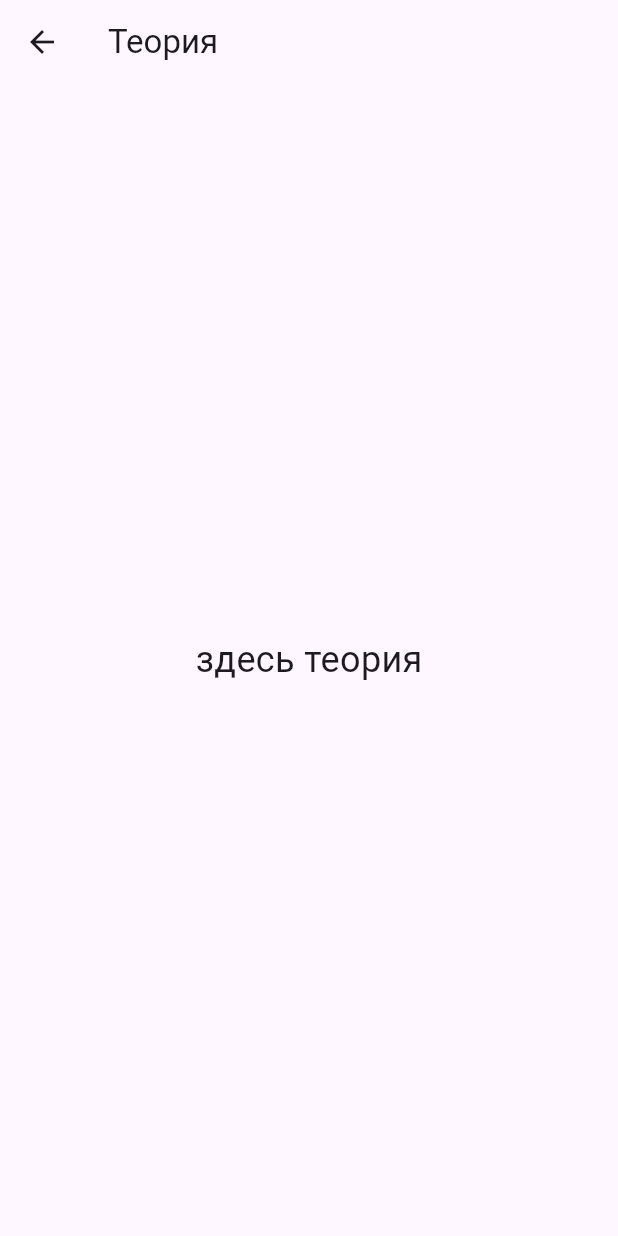
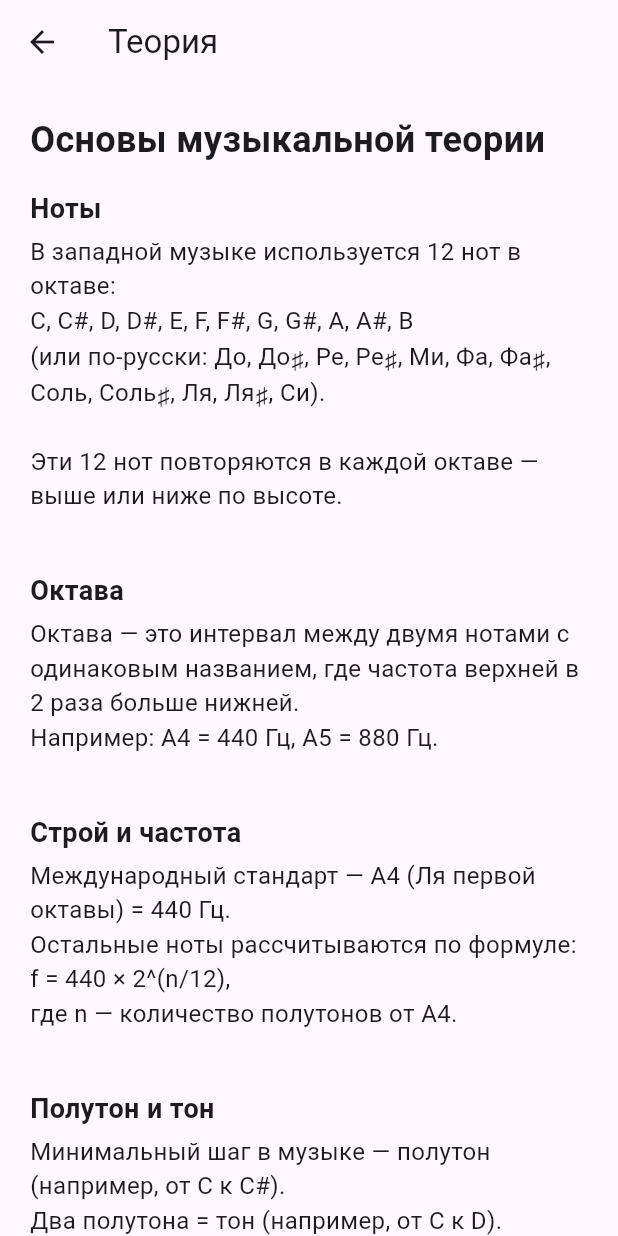
Before and after one commit to OGonThaBlock/CourseProject7sem, a Flutter app: the TheoryPage screen opened directly, on a phone screen of 412 x 824 dp. Run offline on Flutter 3.47's test engine with Material 3 defaults, Android fonts, the phone set to English and light mode, and no system bars; our stand-ins replace just_audio, permission_handler, webview_flutter.

Commit message:
Addin theory

```diff
--- a/lib/main.dart
+++ b/lib/main.dart
@@ -43,6 +43,7 @@ class MyApp extends StatelessWidget {
   Widget build(BuildContext context) {
     return MaterialApp(
       home: const HomePage(),
+      debugShowCheckedModeBanner: false,
     );
   }
 }
@@ -380,12 +381,60 @@ class TheoryPage extends StatelessWidget {
   Widget build(BuildContext context) {
     return Scaffold(
       appBar: AppBar(title: const Text("Теория")),
-      body: const Center(
-        child: Text(
-          "здесь теория",
-          style: TextStyle(fontSize: 24),
+      body: SingleChildScrollView(
+        padding: const EdgeInsets.all(20),
+        child: Column(
+          crossAxisAlignment: CrossAxisAlignment.start,
+          children: [
+            const Text(
+              "Основы музыкальной теории",
+              style: TextStyle(fontSize: 24, fontWeight: FontWeight.bold),
+            ),
+            const SizedBox(height: 16),
+            _buildSection("Ноты", """
+В западной музыке используется 12 нот в октаве:
+C, C#, D, D#, E, F, F#, G, G#, A, A#, B
+(или по-русски: До, До♯, Ре, Ре♯, Ми, Фа, Фа♯, Соль, Соль♯, Ля, Ля♯, Си).
+
+Эти 12 нот повторяются в каждой октаве — выше или ниже по высоте.
+"""),
+            _buildSection("Октава", """
+Октава — это интервал между двумя нотами с одинаковым названием, где частота верхней в 2 раза больше нижней.
+Например: A4 = 440 Гц, A5 = 880 Гц.
+"""),
+            _buildSection("Строй и частота", """
+Международный стандарт — A4 (Ля первой октавы) = 440 Гц.
+Остальные ноты рассчитываются по формуле:
+f = 440 × 2^(n/12),
+где n — количество полутонов от A4.
+"""),
+            _buildSection("Полутон и тон", """
+Минимальный шаг в музыке — полутон (например, от C к C#).
+Два полутона = тон (например, от C к D).
+"""),
+            _buildSection("Диез (♯) и бемоль (♭)", """
+- Диез (♯) — повышает ноту на полутон (C → C♯).
+- Бемоль (♭) — понижает на полутон (D → D♭).
+C♯ и D♭ — это одна и та же высота (энгармонизм).
+"""),
+          ],
         ),
       ),
+    );
+  }
+
+  Widget _buildSection(String title, String content) {
+    return Column(
+      crossAxisAlignment: CrossAxisAlignment.start,
+      children: [
+        Text(
+          title,
+          style: const TextStyle(fontSize: 18, fontWeight: FontWeight.bold),
+        ),
+        const SizedBox(height: 4),
+        Text(content, style: const TextStyle(fontSize: 16)),
+        const SizedBox(height: 16),
+      ],
     );
   }
 }
```
